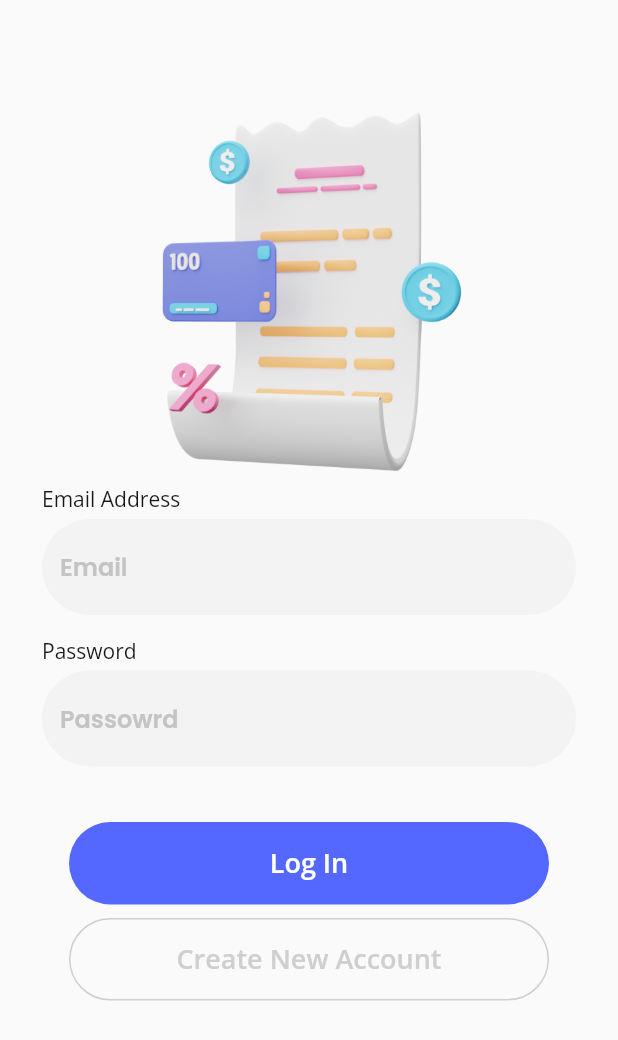
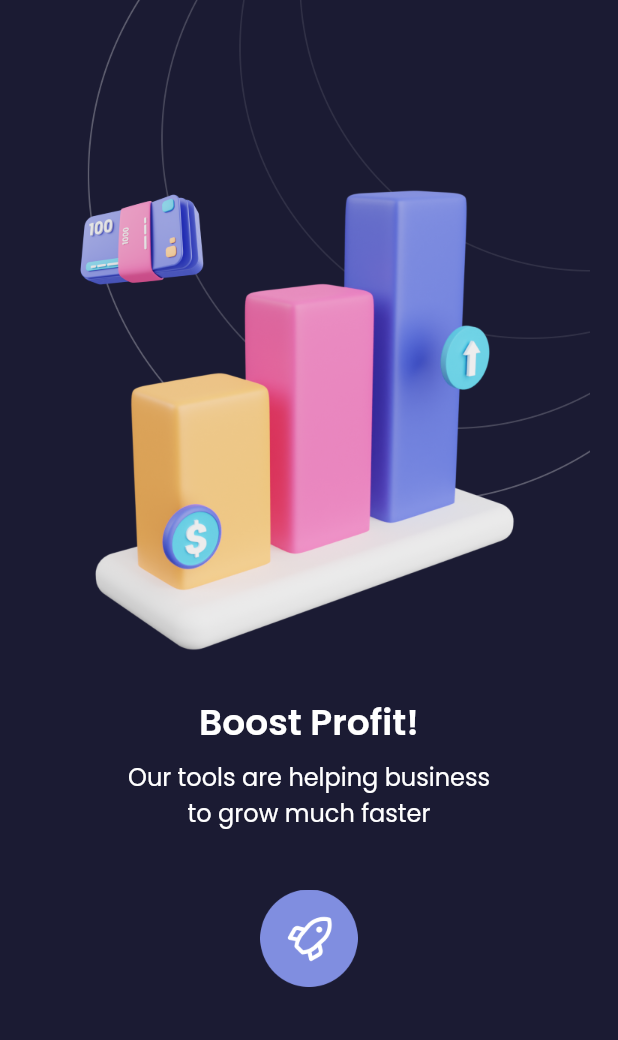
Before and after one commit to raeiverse/sevendays, a Flutter app: the screen it shows after launch, on a phone screen of 412 x 824 dp. Shown: the top 1040 px of the screen. Run offline on Flutter 3.47's test engine with Material 2 defaults, Android fonts, the phone set to English and light mode, and no system bars; our stand-ins replace google_fonts.

Commit message:
days 4
empty state screen

```diff
--- a/lib/main.dart
+++ b/lib/main.dart
@@ -5,6 +5,8 @@ import 'package:sevendays/pages/started_1.dart';
 import 'package:sevendays/pages/started_2.dart';
 import 'package:sevendays/pages/signin_1.dart';
 import 'package:sevendays/pages/signin_2.dart';
+import 'package:sevendays/pages/emptyState_1.dart';
+import 'package:sevendays/pages/emptyState_2.dart';
 
 void main() => runApp(sevendays());
 
@@ -13,7 +15,7 @@ class sevendays extends StatelessWidget {
   Widget build(BuildContext context) {
     return MaterialApp(
       debugShowCheckedModeBanner: false,
-      home: signin_2(),
+      home: emptyState_2(),
     );
   }
 }
--- /dev/null
+++ b/lib/pages/emptyState_2.dart
@@ -0,0 +1,46 @@
+import 'package:flutter/material.dart';
+import 'package:sevendays/theme.dart';
+
+class emptyState_2 extends StatelessWidget {
+  @override
+  Widget build(BuildContext context) {
+    return Scaffold(
+      backgroundColor: bgColor,
+      body: Column(
+        children: [
+          Center(
+            child: Image.asset(
+              'assets/state/chart.png',
+              width: 375,
+              height: 454,
+            ),
+          ),
+          SizedBox(
+            height: 10,
+          ),
+          Text(
+            'Boost Profit!',
+            style: labelText_2,
+          ),
+          SizedBox(
+            height: 6,
+          ),
+          Text(
+            'Our tools are helping business \nto grow much faster',
+            style: sublabelText_2,
+            textAlign: TextAlign.center,
+          ),
+          SizedBox(
+            height: 39,
+          ),
+          GestureDetector(
+            child: Image.asset(
+              'assets/state/btn.png',
+              width: 65,
+            ),
+          ),
+        ],
+      ),
+    );
+  }
+}
--- a/lib/pages/signin_2.dart
+++ b/lib/pages/signin_2.dart
@@ -5,7 +5,9 @@ class signin_2 extends StatelessWidget {
   @override
   Widget build(BuildContext context) {
     return Scaffold(
-      body: Padding(
+      body: SingleChildScrollView(
+        reverse: true,
+        child: Padding(
           padding: const EdgeInsets.only(
             left: 28,
             right: 28,
@@ -140,6 +142,7 @@ class signin_2 extends StatelessWidget {
             ],
           ),
         ),
+      ),
     );
   }
 }
--- /dev/null
+++ b/lib/theme.dart
@@ -0,0 +1,39 @@
+import 'package:flutter/material.dart';
+import 'package:google_fonts/google_fonts.dart';
+
+//theme emptyState_1
+Color navyColor = Color(0xff0E1954);
+Color lightColor = Color(0xffF8F8F8);
+Color pinkColor = Color(0xffF94593);
+
+TextStyle labelText = GoogleFonts.poppins(
+  fontSize: 24,
+  fontWeight: FontWeight.w600,
+  color: navyColor,
+);
+
+TextStyle sublabelText = GoogleFonts.poppins(
+  fontSize: 16,
+  color: navyColor,
+);
+
+TextStyle btnText = GoogleFonts.openSans(
+  fontSize: 18,
+  fontWeight: FontWeight.w600,
+  color: lightColor,
+);
+
+//theme emptystate_2
+Color whiteColor = Color(0xffFFFFFF);
+Color bgColor = Color(0xff1B1B33);
+
+TextStyle labelText_2 = GoogleFonts.poppins(
+  fontSize: 24,
+  fontWeight: FontWeight.w600,
+  color: whiteColor,
+);
+
+TextStyle sublabelText_2 = GoogleFonts.poppins(
+  fontSize: 16,
+  color: whiteColor,
+);
--- a/pubspec.yaml
+++ b/pubspec.yaml
@@ -71,6 +71,9 @@ flutter:
     - assets/started/gallery.png
     - assets/signin/coin.png
     - assets/signin/19.png
+    - assets/state/illustration.png
+    - assets/state/btn.png
+    - assets/state/chart.png
   #   - images/a_dot_ham.jpeg
 
   # An image asset can refer to one or more resolution-specific "variants", see
```
Also changed, not shown: lib/pages/emptyState_1.dart (added, +62 -0 lines), assets/state/btn.png (added), assets/state/chart.png (added), assets/state/illustration.png (added). Lines whose indentation alone changed are shown as unchanged.
